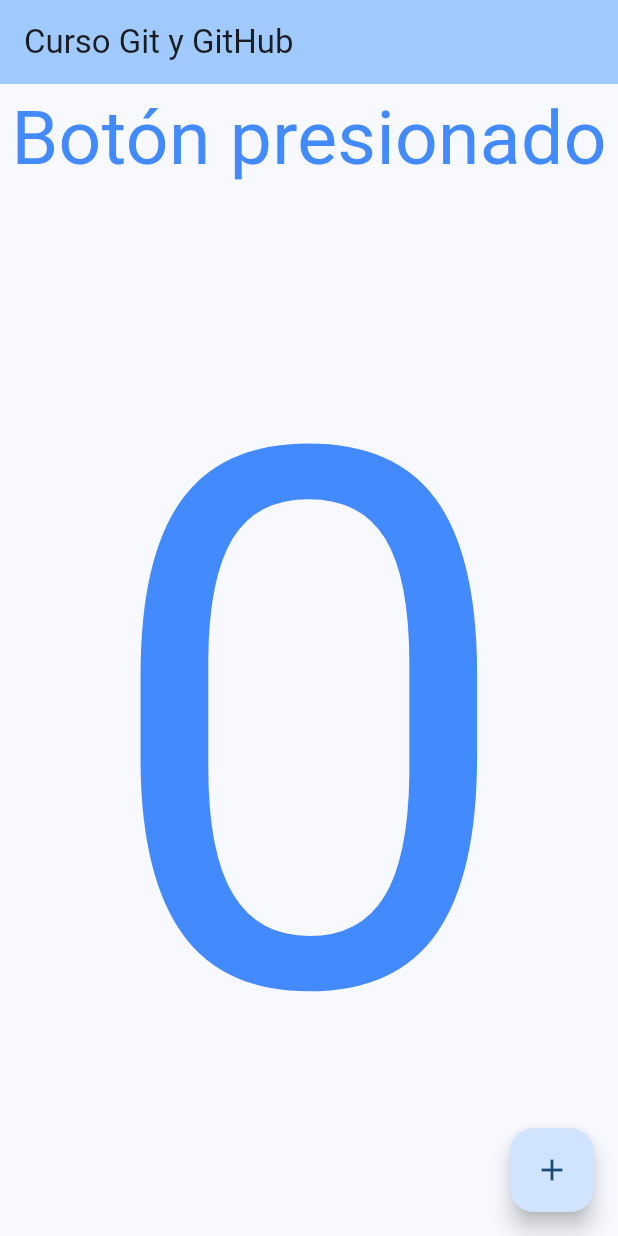
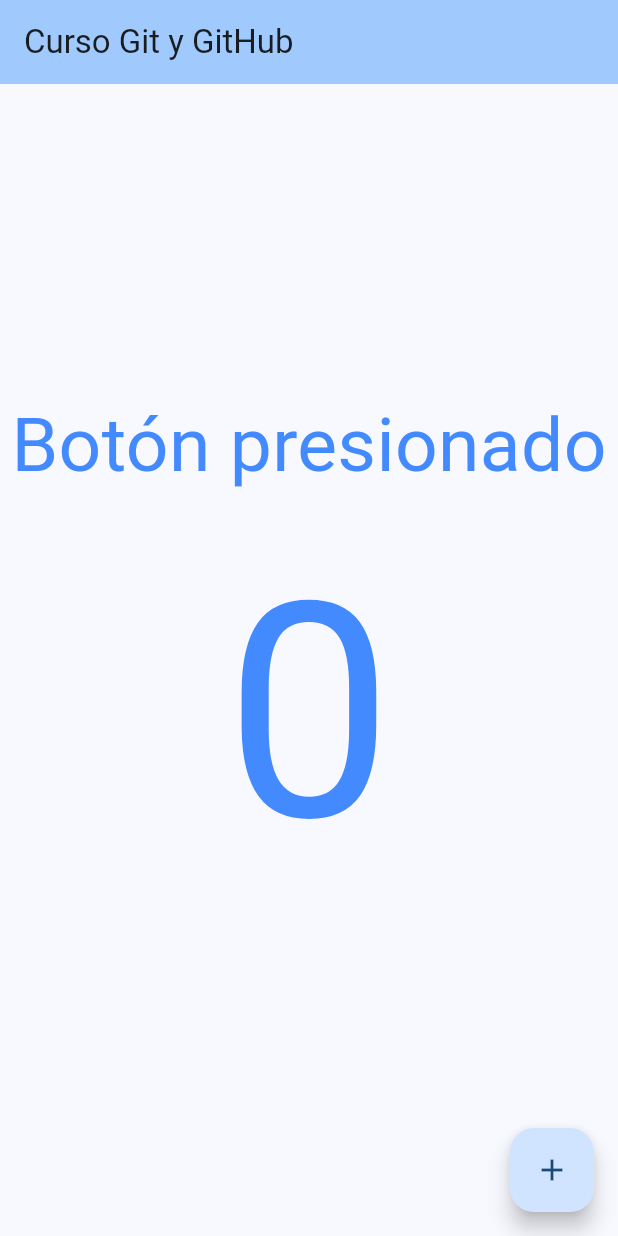
Before and after one commit to rlazarteg/AppCursoGit, a Flutter app: the screen it shows after launch, on a phone screen of 412 x 824 dp. Run offline on Flutter 3.47's test engine with Material 3 defaults, Android fonts, the phone set to English and light mode, and no system bars.

Commit message:
Se cambio el diseño central (Tamaño de texto)

```diff
--- a/lib/main.dart
+++ b/lib/main.dart
@@ -63,7 +63,7 @@ class _MyHomePageState extends State<MyHomePage> {
             const Text('Botón presionado', style: TextStyle(color: Colors.blueAccent, fontSize: 50),),
             Text(
               '$_counter',
-              style: TextStyle(color: Colors.blueAccent, fontSize: 500),
+              style: TextStyle(color: Colors.blueAccent, fontSize: 200),
             ),
           ],
         ),
```
